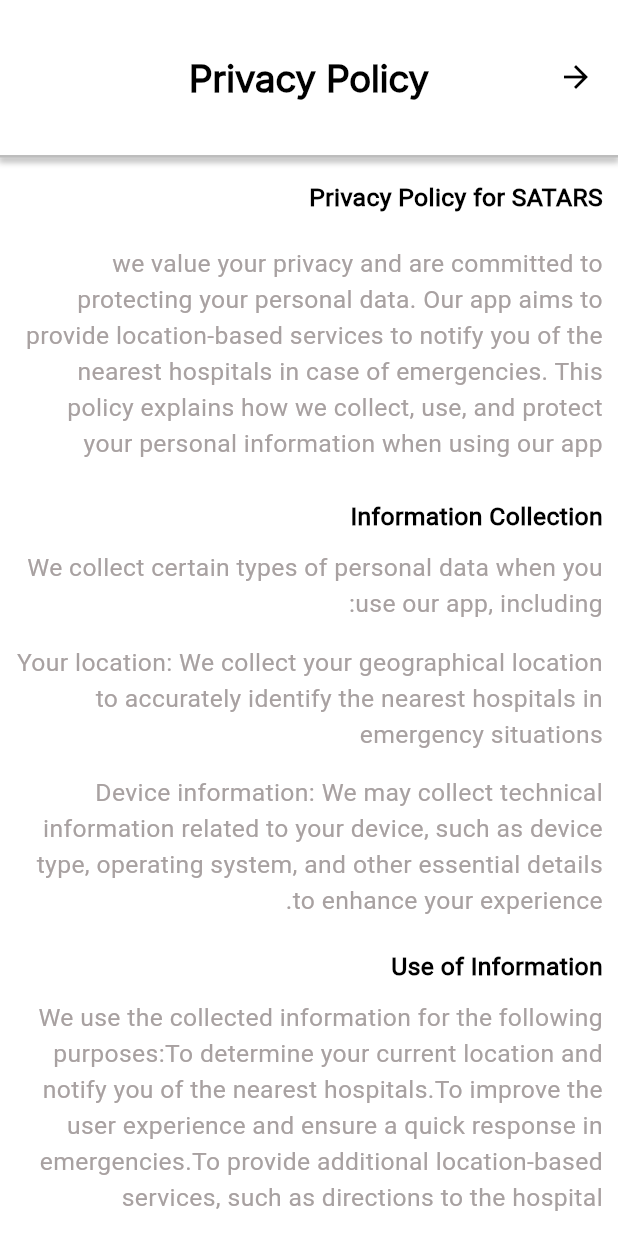
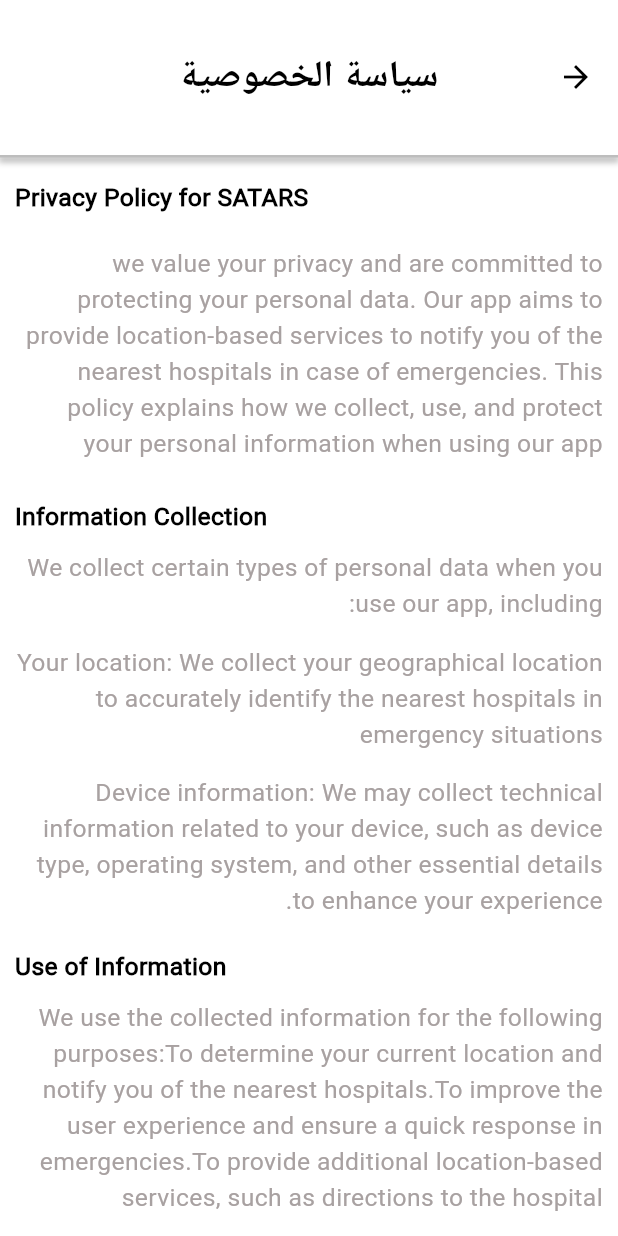
Before and after one commit to GraduationTeam12/Owner_Application, a Flutter app: the PrivacyScreen screen opened directly, on a phone screen of 412 x 824 dp. Run offline on Flutter 3.47's test engine with Material 3 defaults, Android fonts, the phone set to English and light mode, and no system bars; our stand-ins replace dartz, device_preview, dio, easy_localization, expandable_page_view, firebase_core and 13 more; accounts and stored records are empty.

Commit message:
change_language_done

```diff
--- a/lib/presentation/screens/owner_screens/privacy_screen.dart
+++ b/lib/presentation/screens/owner_screens/privacy_screen.dart
@@ -1,6 +1,7 @@
 // ignore_for_file: deprecated_member_use
 
 import 'package:flutter/material.dart';
+import 'package:user_app/constants/app_constants.dart';
 import 'package:user_app/constants/app_style.dart';
 
 class PrivacyScreen extends StatelessWidget {
@@ -25,7 +26,7 @@
           ),
         ),
         title: Text(
-          'Privacy Policy',
+           AppConstants.lang == 'ar' ? 'سياسة الخصوصية' : 'Privacy Policy',
           style: AppStyle.styleBold30(context).copyWith(color: Colors.black),
         ),
         centerTitle: true,
@@ -52,7 +53,7 @@
             Padding(
               padding: EdgeInsets.symmetric(horizontal: 10, vertical: 15),
               child: Column(
-                crossAxisAlignment: CrossAxisAlignment.start,
+                crossAxisAlignment: AppConstants.lang == 'ar' ? CrossAxisAlignment.end :CrossAxisAlignment.start,
                 children: [
                   Text(
                     'Privacy Policy for SATARS',
```
